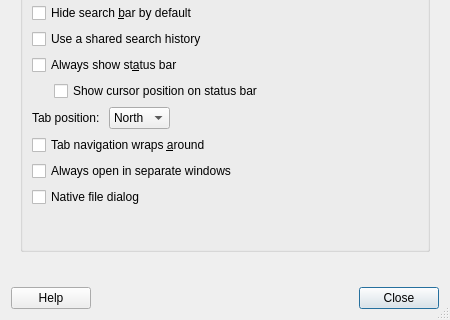
The window that featherpad/prefDialog.ui (tembun/fpad) describes before a commit, drawn with Qt 5; both pictures show x 0 to 450 and y 210 to 530 of the 450 by 530 pixel window.
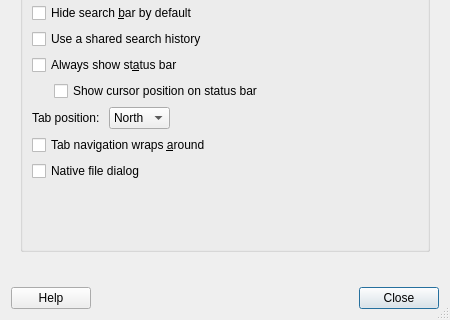
The same window after the commit. Icons and pictures are not drawn.

Commit message: remove open in new window setting

```diff
--- a/featherpad/prefDialog.ui
+++ b/featherpad/prefDialog.ui
@@ -313,20 +313,6 @@
                 </property>
                </widget>
               </item>
-              <item>
-               <widget class="QCheckBox" name="windowBox">
-                <property name="toolTip">
-                 <string>By default, if a FeatherPad window exists on the
-current desktop, files will be opened in its tabs.
-
-However, some desktop environments may not
-report that they have multiple desktops.</string>
-                </property>
-                <property name="text">
-                 <string>Always open in separate windows</string>
-                </property>
-               </widget>
-              </item>
               <item>
                <widget class="QCheckBox" name="nativeDialogBox">
                 <property name="toolTip">
```
The commit also changes 5 other files.
